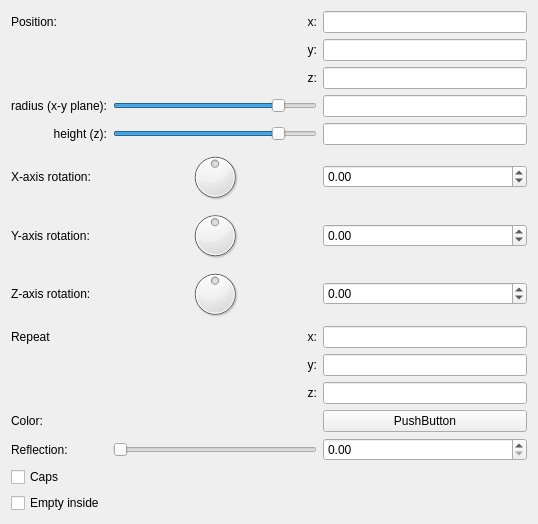
First picture: the form in trunk/mandelbulber2/qt_data/primitive_cone.ui, repository buddhi1980/mandelbulber2, before the edit.
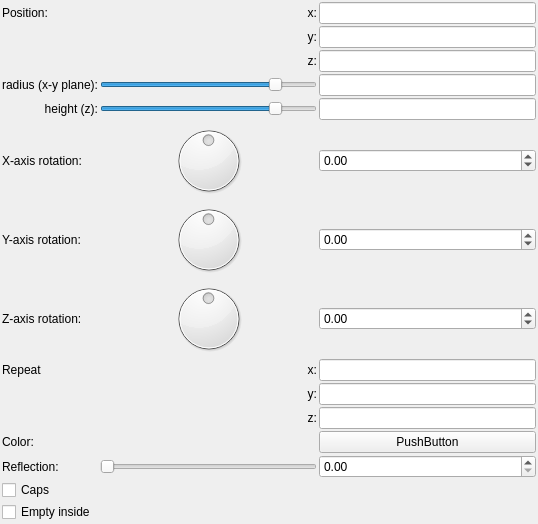
Second picture: the form after the edit. Custom widgets are drawn as their Qt base class.

Commit message: - reduced all margins and spacings in ui - added class to store animation frames - added closable dock for animation control (actually empty)

```diff
--- a/trunk/mandelbulber2/qt_data/primitive_cone.ui
+++ b/trunk/mandelbulber2/qt_data/primitive_cone.ui
@@ -14,8 +14,26 @@
    <string>Form</string>
   </property>
   <layout class="QVBoxLayout" name="verticalLayout">
+   <property name="spacing">
+    <number>2</number>
+   </property>
+   <property name="leftMargin">
+    <number>2</number>
+   </property>
+   <property name="topMargin">
+    <number>2</number>
+   </property>
+   <property name="rightMargin">
+    <number>2</number>
+   </property>
+   <property name="bottomMargin">
+    <number>2</number>
+   </property>
    <item>
     <layout class="QGridLayout" name="gridLayout">
+     <property name="spacing">
+      <number>2</number>
+     </property>
      <item row="4" column="2">
       <widget class="MyLineEdit" name="logedit_height">
        <property name="sizePolicy">
```
The commit also changes 29 other files.
